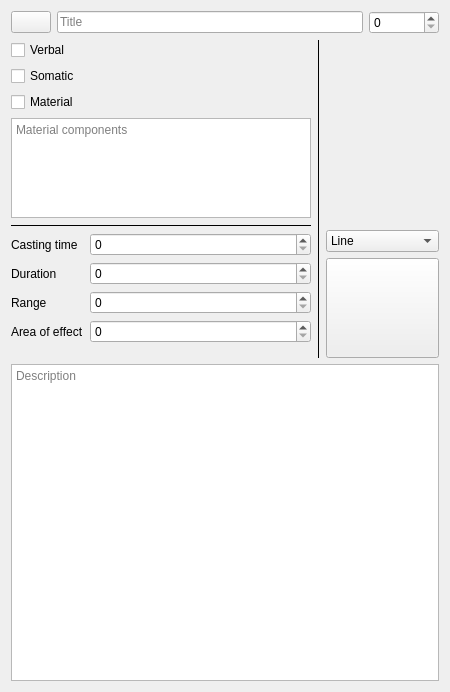
First picture: the form in spell-book-widget/spelleditwidget.ui, repository Technohamster-py/dm-assist, before the edit.
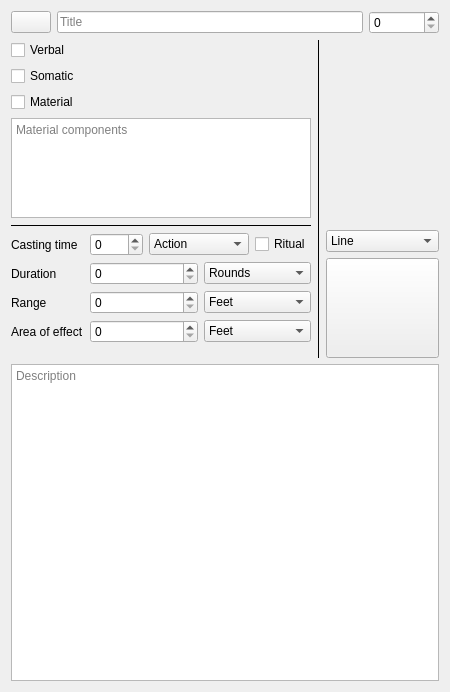
Second picture: the form after the edit. Icons and pictures are not drawn. Custom widgets are drawn as their Qt base class.

What changed in the file:
```diff
--- a/spell-book-widget/spelleditwidget.ui
+++ b/spell-book-widget/spelleditwidget.ui
@@ -110,7 +110,50 @@
           </widget>
          </item>
          <item row="0" column="1">
-          <widget class="QSpinBox" name="timeBox"/>
+          <layout class="QHBoxLayout" name="horizontalLayout_4">
+           <item>
+            <widget class="QSpinBox" name="castingTimeBox"/>
+           </item>
+           <item>
+            <widget class="QComboBox" name="castingUnitsBox">
+             <property name="maxCount">
+              <number>20</number>
+             </property>
+             <item>
+              <property name="text">
+               <string>Action</string>
+              </property>
+             </item>
+             <item>
+              <property name="text">
+               <string>Reaction</string>
+              </property>
+             </item>
+             <item>
+              <property name="text">
+               <string>Bonus action</string>
+              </property>
+             </item>
+             <item>
+              <property name="text">
+               <string>Minutes</string>
+              </property>
+             </item>
+             <item>
+              <property name="text">
+               <string>Hours</string>
+              </property>
+             </item>
+            </widget>
+           </item>
+           <item>
+            <widget class="QCheckBox" name="ritualCheckBox">
+             <property name="text">
+              <string>Ritual</string>
+             </property>
+            </widget>
+           </item>
+          </layout>
          </item>
          <item row="1" column="0">
           <widget class="QLabel" name="durationLabel">
@@ -119,9 +162,6 @@
            </property>
           </widget>
          </item>
-         <item row="1" column="1">
-          <widget class="QSpinBox" name="durationBox"/>
-         </item>
          <item row="2" column="0">
           <widget class="QLabel" name="rangeLabel">
            <property name="text">
@@ -129,9 +169,6 @@
            </property>
           </widget>
          </item>
-         <item row="2" column="1">
-          <widget class="QSpinBox" name="rangeBox"/>
-         </item>
          <item row="3" column="0">
           <widget class="QLabel" name="aoeLabel">
            <property name="text">
@@ -139,8 +176,100 @@
            </property>
           </widget>
          </item>
+         <item row="1" column="1">
+          <layout class="QHBoxLayout" name="horizontalLayout_5">
+           <item>
+            <widget class="QSpinBox" name="durationBox"/>
+           </item>
+           <item>
+            <widget class="QComboBox" name="durationUnitsBox">
+             <property name="currentIndex">
+              <number>0</number>
+             </property>
+             <property name="maxCount">
+              <number>20</number>
+             </property>
+             <item>
+              <property name="text">
+               <string>Rounds</string>
+              </property>
+             </item>
+             <item>
+              <property name="text">
+               <string>Minutes</string>
+              </property>
+             </item>
+             <item>
+              <property name="text">
+               <string>Hours</string>
+              </property>
+             </item>
+             <item>
+              <property name="text">
+               <string>Days</string>
+              </property>
+             </item>
+             <item>
+              <property name="text">
+               <string>Years</string>
+              </property>
+             </item>
+             <item>
+              <property name="text">
+               <string>Permanent</string>
+              </property>
+             </item>
+            </widget>
+           </item>
+          </layout>
+         </item>
+         <item row="2" column="1">
+          <layout class="QHBoxLayout" name="horizontalLayout_6">
+           <item>
+            <widget class="QSpinBox" name="rangeBox"/>
+           </item>
+           <item>
+            <widget class="QComboBox" name="rangeUnitsBox">
+             <property name="maxCount">
+              <number>10</number>
+             </property>
+             <item>
+              <property name="text">
+               <string>Feet</string>
+              </property>
+             </item>
+             <item>
+              <property name="text">
+               <string>Miles</string>
+              </property>
+             </item>
+            </widget>
+           </item>
+          </layout>
+         </item>
          <item row="3" column="1">
-          <widget class="QSpinBox" name="aoeBox"/>
+          <layout class="QHBoxLayout" name="horizontalLayout_7">
+           <item>
+            <widget class="QSpinBox" name="aoeBox"/>
+           </item>
+           <item>
+            <widget class="QComboBox" name="aoeUnitsBox">
+             <property name="maxCount">
+              <number>10</number>
+             </property>
+             <item>
+              <property name="text">
+               <string>Feet</string>
+              </property>
+             </item>
+             <item>
+              <property name="text">
+               <string>Miles</string>
+              </property>
+             </item>
+            </widget>
+           </item>
+          </layout>
          </item>
         </layout>
        </item>
@@ -256,6 +385,13 @@
    </item>
   </layout>
  </widget>
+ <customwidgets>
+  <customwidget>
+   <class>RollTextBrowser</class>
+   <extends>QTextBrowser</extends>
+   <header location="global">../bestiary-widget/rolltextbrowser.h</header>
+  </customwidget>
+ </customwidgets>
  <resources>
   <include location="../static/app_resources.qrc"/>
  </resources>
```
Left out of the diff: 5 changed lines with no effect on the pictures.
